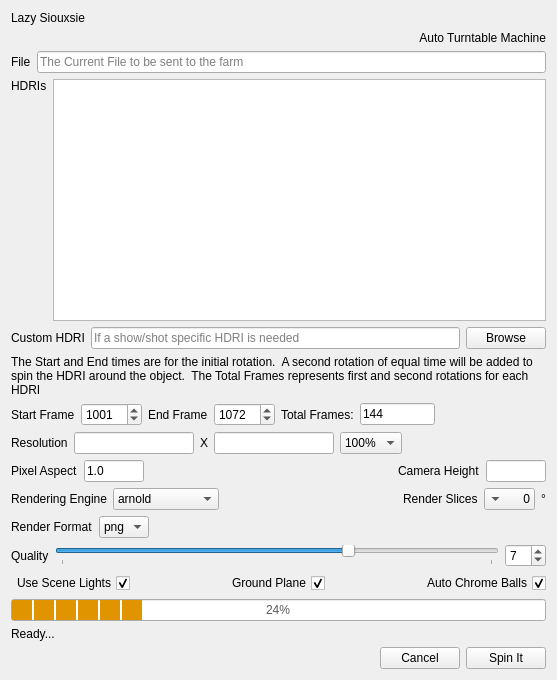
Before: the Qt Designer form v1.0.0/python/lazy_siouxsie/ui/lazy_siouxsie_ui.ui in SleepDeprivedVFX/lazy_siouxsie, drawn with Qt 5.
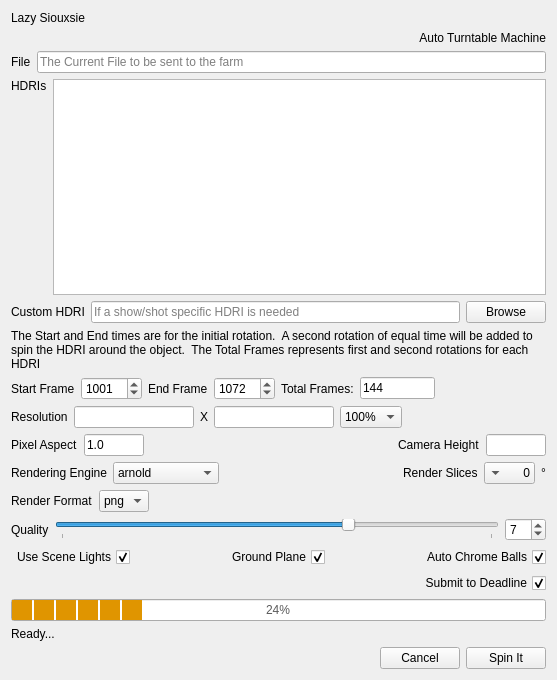
After: the same form once the commit is applied.

Commit message: Added the ability to not submit to deadline

Diff of the .ui file:
```diff
--- a/v1.0.0/python/lazy_siouxsie/ui/lazy_siouxsie_ui.ui
+++ b/v1.0.0/python/lazy_siouxsie/ui/lazy_siouxsie_ui.ui
@@ -1017,6 +1017,19 @@
      </item>
     </layout>
    </item>
+   <item>
+    <widget class="QCheckBox" name="submit_to_deadline">
+     <property name="layoutDirection">
+      <enum>Qt::RightToLeft</enum>
+     </property>
+     <property name="text">
+      <string>Submit to Deadline</string>
+     </property>
+     <property name="checked">
+      <bool>true</bool>
+     </property>
+    </widget>
+   </item>
    <item>
     <layout class="QVBoxLayout" name="verticalLayout">
      <item>
```
The commit also changes 3 other files.
